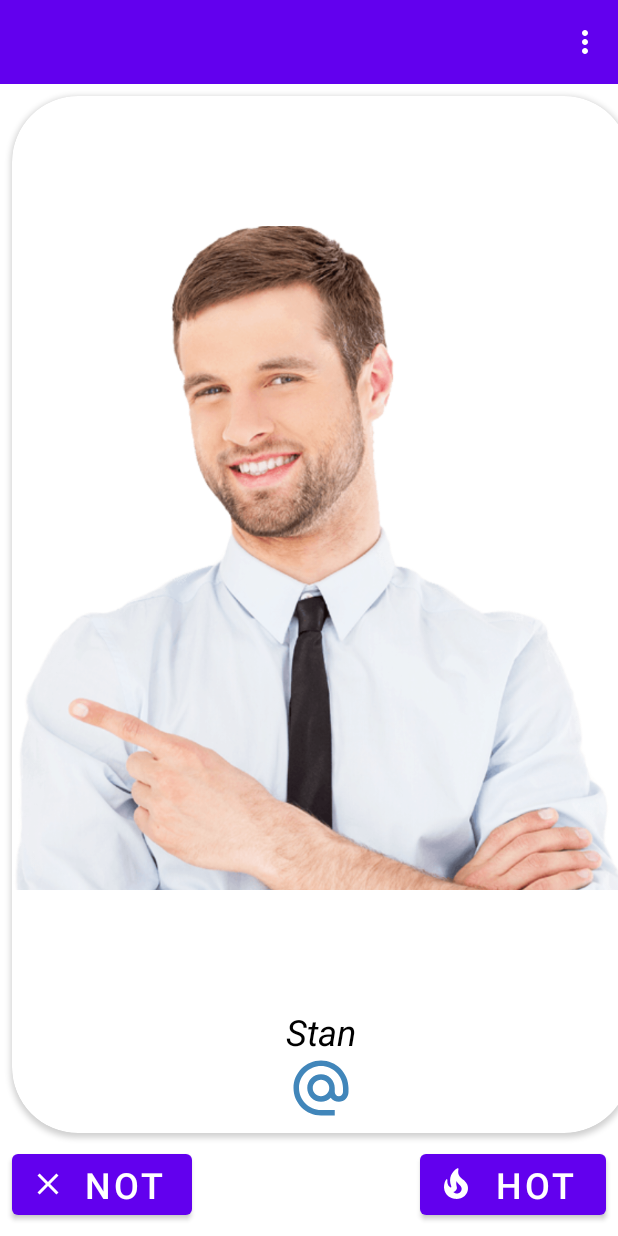
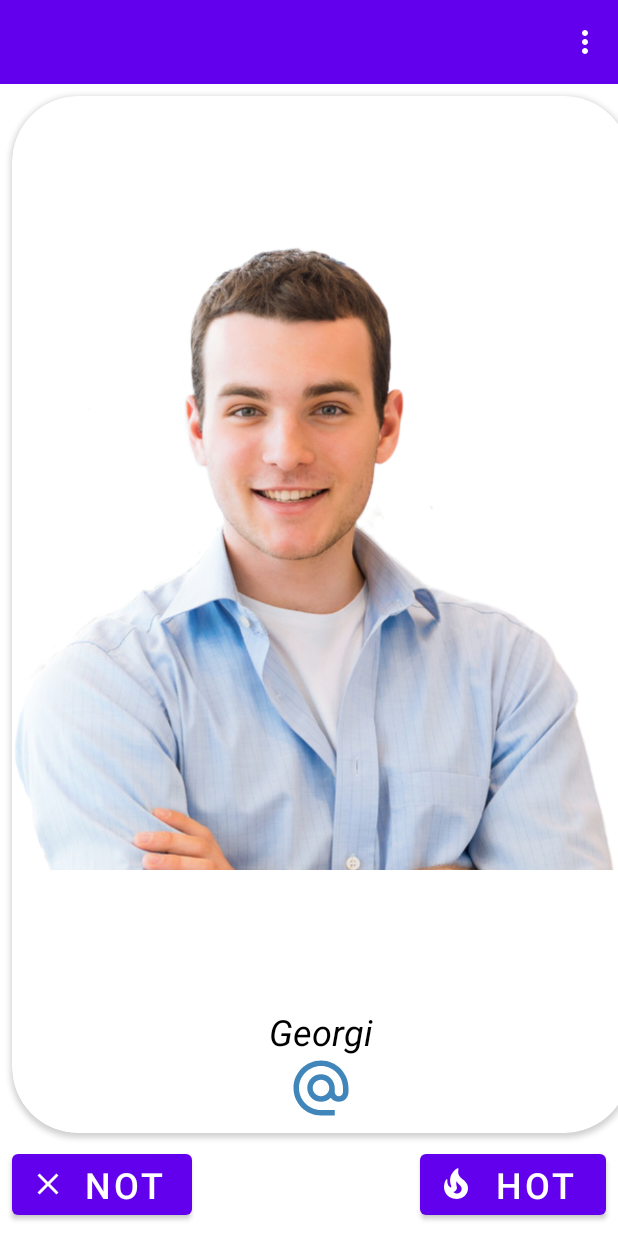
Before and after one commit to alexandar004/HotOrNot, an Android app: the MainScreenFragment screen opened through its navigation route, after a tap on an icon or button, on a phone screen of 412 x 824 dp. Run offline under Robolectric (Android 15) with nearby library versions, the phone set to English and light mode, and no system bars; our stand-ins replace data binding, navigation-ui; 1 statement that could not run was skipped.

Commit message:
add motivation screen

```diff
--- /dev/null
+++ b/HotOrNot/app/src/main/java/com/example/hotornot/Friend.kt
@@ -0,0 +1,9 @@
+package com.example.hotornot
+
+import kotlinx.serialization.Serializable
+
+@Serializable
+data class Friend(
+    val name: String,
+    val image: Int
+)
--- /dev/null
+++ b/HotOrNot/app/src/main/java/com/example/hotornot/FriendGenerator.kt
@@ -0,0 +1,8 @@
+package com.example.hotornot
+
+class FriendGenerator {
+    var friendList = listOf(
+        Friend("Georgi", R.drawable.georgi),
+        Friend("Stan", R.drawable.stan),
+        Friend("Nikola", R.drawable.nikola))
+}
--- a/HotOrNot/app/src/main/java/com/example/hotornot/MainActivity.kt
+++ b/HotOrNot/app/src/main/java/com/example/hotornot/MainActivity.kt
@@ -3,14 +3,18 @@
 import android.os.Bundle
 import androidx.appcompat.app.AppCompatActivity
 import androidx.navigation.NavController
+import androidx.navigation.Navigation
 import androidx.navigation.fragment.NavHostFragment
 import androidx.navigation.ui.AppBarConfiguration
 import androidx.navigation.ui.setupActionBarWithNavController
+
+const val MAX_OFFLINE_SECONDS = 2000L
 
 class MainActivity : AppCompatActivity() {
 
     private lateinit var appBarConfiguration: AppBarConfiguration
     private lateinit var navController: NavController
+    private var offlineTimeCounter = 0L
 
     override fun onCreate(savedInstanceState: Bundle?) {
         super.onCreate(savedInstanceState)
@@ -22,4 +26,28 @@
         setupActionBarWithNavController(navController, appBarConfiguration)
         supportActionBar?.hide()
     }
+
+    override fun onPause() {
+        super.onPause()
+        offlineTimeCounter = System.currentTimeMillis()
+    }
+
+    override fun onResume() {
+        super.onResume()
+        checkForPauseTime()
+    }
+
+    private fun checkForPauseTime() {
+        val seconds = System.currentTimeMillis()
+        if ((seconds - offlineTimeCounter) > MAX_OFFLINE_SECONDS) {
+            goToMotivationScreenIfPauseTimeIsMoreTenMin()
+        }
+    }
+
+    private fun goToMotivationScreenIfPauseTimeIsMoreTenMin() {
+        val navController = Navigation.findNavController(this, R.id.navHostFragment)
+        val currentDestination = navController.currentDestination?.id
+        if (currentDestination != R.id.registrationFormFragment && currentDestination != R.id.splashScreenFragment)
+            navController.navigate(R.id.motivationScreen)
+    }
 }
--- a/HotOrNot/app/src/main/java/com/example/hotornot/fragments/MainScreenFragment.kt
+++ b/HotOrNot/app/src/main/java/com/example/hotornot/fragments/MainScreenFragment.kt
@@ -6,11 +6,12 @@
 import android.view.*
 import android.widget.Toast
 import androidx.navigation.fragment.findNavController
+import com.example.hotornot.FriendGenerator
 import com.example.hotornot.PreferencesUtil
 import com.example.hotornot.R
 import com.example.hotornot.databinding.FragmentMainScreenBinding
+import kotlin.random.Random
 
-const val EMAIL_TEXT = "zdr ko pr bepce"
 const val TYPE_SEND_EMAIL_INTENT = "text/plain"
 const val DATA_SEND_EMAIL_INTENT = "mailto"
 
@@ -19,8 +20,12 @@
     private lateinit var binding: FragmentMainScreenBinding
     private lateinit var preferencesUtil: PreferencesUtil
     private val friendImages = listOf(R.drawable.georgi, R.drawable.nikola, R.drawable.stan)
+    private val friendGenerator = FriendGenerator().friendList
 
-    override fun onCreateView(
+
+    override
+
+    fun onCreateView(
         inflater: LayoutInflater, container: ViewGroup?,
         savedInstanceState: Bundle?,
     ): View? {
@@ -37,6 +42,11 @@
         buttonsClickListener()
         sendEmailClickListener()
         selectItemFromToolbar()
+        showRandomFriend()
+    }
+
+    override fun onCreateOptionsMenu(menu: Menu, inflater: MenuInflater) {
+        inflater.inflate(R.menu.toolbar_menu, menu)
     }
 
     private fun selectItemFromToolbar() {
@@ -56,16 +66,21 @@
         }
     }
 
-    override fun onCreateOptionsMenu(menu: Menu, inflater: MenuInflater) {
-        inflater.inflate(R.menu.toolbar_menu, menu)
-    }
+//    private fun showRandomImage() {
+//        setVisibleButtons()
+//        val randomImage = (friendImages.indices).random()
+//        binding.imgFriend.setImageResource(friendImages[randomImage])
+//        binding.friendName.text = resources.getResourceEntryName(friendImages[randomImage])
+//        checkForHotName()
+//    }
 
-    private fun showRandomImage() {
-        setVisibleButtons()
-        val randomImage = (friendImages.indices).random()
-        binding.imgFriend.setImageResource(friendImages[randomImage])
-        binding.friendName.text = resources.getResourceEntryName(friendImages[randomImage])
-        checkForHotName()
+    private fun showRandomFriend() {
+//        val randomFriend = friendGenerator.indices.random()
+        binding.imgFriend.setImageResource(friendGenerator[0].image)
+        binding.friendName.setText(friendGenerator[0].name)
+
+        val randomIndex = Random.nextInt(friendGenerator.size)
+        val randomElement = friendGenerator[randomIndex]
     }
 
     private fun setVisibleButtons() {
@@ -93,7 +108,7 @@
         val user = preferencesUtil.getUser()
 
         val recipient = user?.email
-        val text = EMAIL_TEXT
+        val text = getString(R.string.email_text)
         val sendMassageWithEmail = Intent(Intent.ACTION_SENDTO)
 
         sendMassageWithEmail.data = Uri.parse(DATA_SEND_EMAIL_INTENT)
@@ -102,7 +117,8 @@
         sendMassageWithEmail.putExtra(Intent.EXTRA_TEXT, text + EMPTY_STRING + recipient)
 
         try {
-            startActivity(Intent.createChooser(sendMassageWithEmail, "Send email"))
+            startActivity(Intent.createChooser(sendMassageWithEmail,
+                getString(R.string.send_email)))
         } catch (e: Exception) {
             Toast.makeText(this.context, e.message, Toast.LENGTH_LONG).show()
         }
@@ -110,10 +126,10 @@
 
     private fun buttonsClickListener() {
         binding.btnHot.setOnClickListener {
-            showRandomImage()
+//            showRandomImage()
         }
         binding.btnNot.setOnClickListener {
-            showRandomImage()
+//            showRandomImage()
         }
     }
 }
--- a/HotOrNot/app/src/main/res/navigation/nav_graph.xml
+++ b/HotOrNot/app/src/main/res/navigation/nav_graph.xml
@@ -38,5 +38,14 @@
     <fragment
         android:id="@+id/profileScreenFragment"
         android:name="com.example.hotornot.fragments.ProfileScreenFragment"
-        tools:layout="@layout/fragment_profile_screen"/>
+        tools:layout="@layout/fragment_profile_screen" />
+
+    <fragment
+        android:id="@+id/motivationScreen"
+        android:name="com.example.hotornot.fragments.MotivationScreenFragment"
+        tools:layout="@layout/fragment_motivation_screen" >
+        <action
+            android:id="@+id/action_motivationScreen_to_mainScreenFragment"
+            app:destination="@id/mainScreenFragment" />
+    </fragment>
 </navigation>
--- a/HotOrNot/app/src/main/res/values/strings.xml
+++ b/HotOrNot/app/src/main/res/values/strings.xml
@@ -21,6 +21,8 @@
     <string name="profile_screen">Profile</string>
     <string name="log_out">Log out</string>
     <string name="field_is_required">Field is required!</string>
+    <string name="email_text">zdr ko pr bepce</string>
+    <string name="send_email">send email</string>
 
     <string-array name="interests">
         <item>Apache Helicopters</item>
```
Also changed, not shown: HotOrNot/app/src/main/java/com/example/hotornot/fragments/MotivationScreenFragment.kt (added, +27 -0 lines), HotOrNot/app/src/main/java/com/example/hotornot/fragments/ProfileScreenFragment.kt (+4 -4 lines), HotOrNot/app/src/main/res/layout/fragment_motivation_screen.xml (added, +8 -0 lines).
